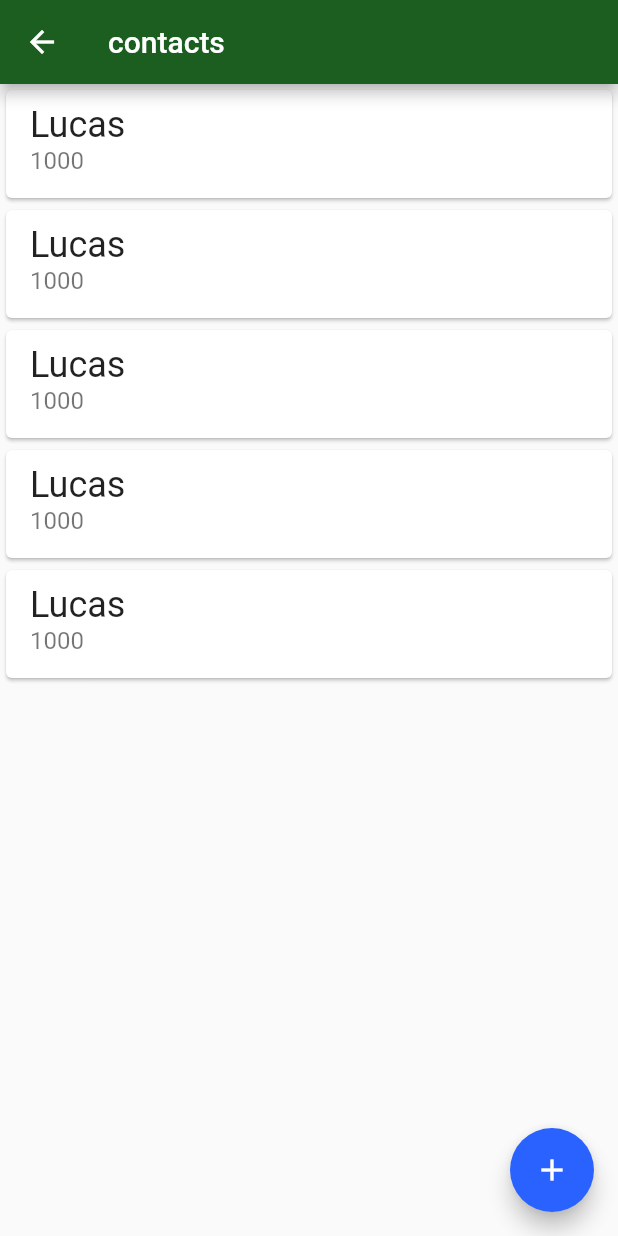
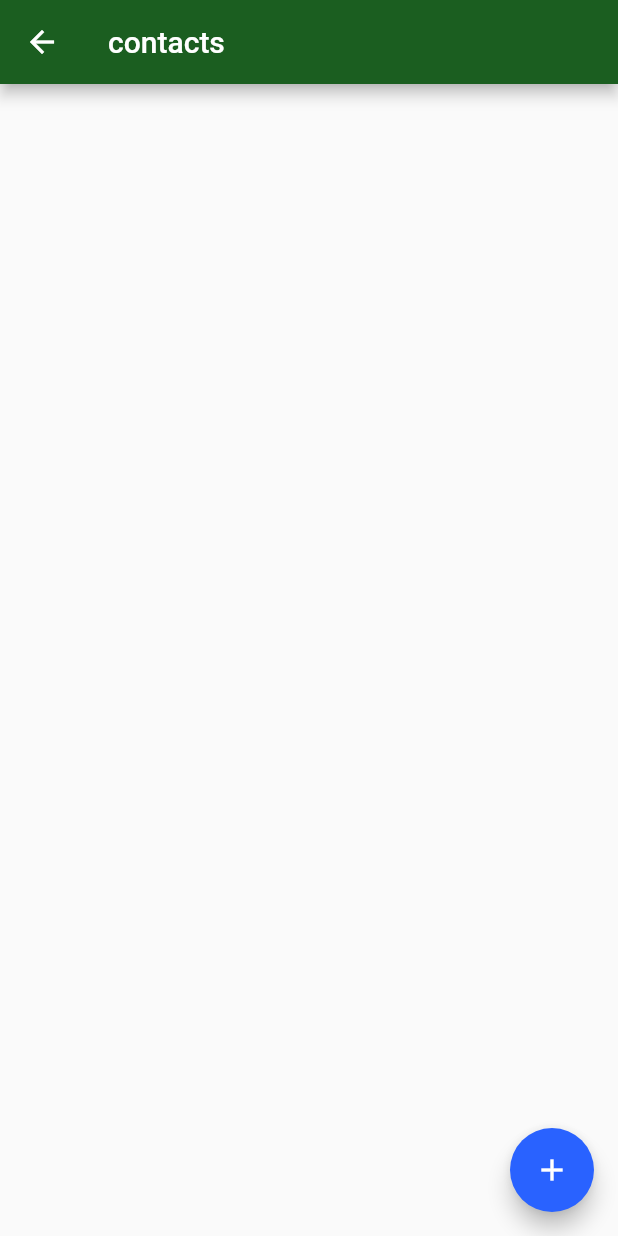
Before and after one commit to lucasalbertonisantos/persistence-with-flutter, a Flutter app: the ContactsList screen opened directly, on a phone screen of 412 x 824 dp. Run offline on Flutter 3.47's test engine with Material 2 defaults, Android fonts, the phone set to English and light mode, and no system bars; our stand-ins replace sqflite; missing offline and left inert: dart:ffi; accounts and stored records are empty.

Commit message:
Retornando a lista da base de dados utilizando o Future. Entretanto com o problema da espera da busca. Signed-off-by: Lucas Albertoni Santos <lucas.albertoni.santos@gmail.com>

```diff
--- a/bytebank/lib/screens/contacts_list.dart
+++ b/bytebank/lib/screens/contacts_list.dart
@@ -1,29 +1,30 @@
 import 'dart:ffi';
 
+import 'package:bytebank/database/app_database.dart';
 import 'package:bytebank/models/contact.dart';
 import 'package:bytebank/screens/contact_form.dart';
 import 'package:flutter/material.dart';
 
 class ContactsList extends StatelessWidget {
-  final List<Contact> contacts = List();
 
   @override
   Widget build(BuildContext context) {
-    contacts.add(Contact(0,'Lucas',1000));
-    contacts.add(Contact(0,'Lucas',1000));
-    contacts.add(Contact(0,'Lucas',1000));
-    contacts.add(Contact(0,'Lucas',1000));
-    contacts.add(Contact(0,'Lucas',1000));
     return Scaffold(
       appBar: AppBar(
         title: Text('contacts'),
       ),
-      body: ListView.builder(
-        itemBuilder: (context, index) {
-          final contact = contacts[index];
-          return _ContactItem(contact);
+      body: FutureBuilder(
+        future: findAll(),
+        builder: (context, snapshot) {
+          final List<Contact> contacts = snapshot.data;
+          return ListView.builder(
+            itemBuilder: (context, index) {
+              final contact = contacts[index];
+              return _ContactItem(contact);
+            },
+            itemCount: contacts.length,
+          );
         },
-        itemCount: contacts.length,
       ),
       floatingActionButton: FloatingActionButton(
         onPressed: () {
```
